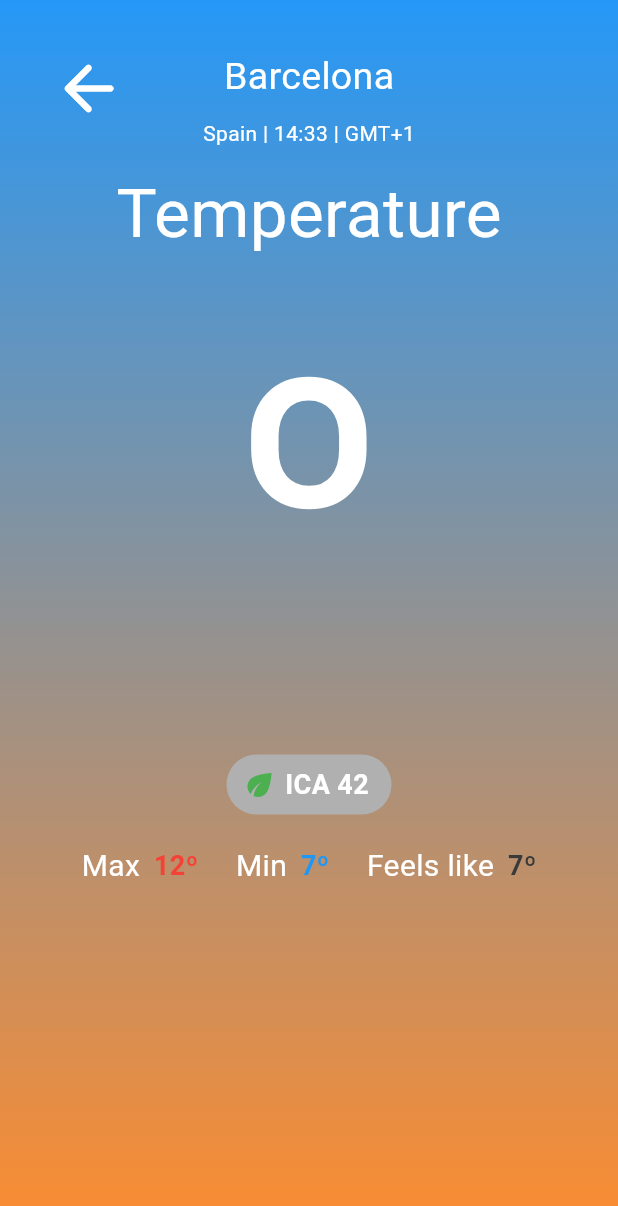
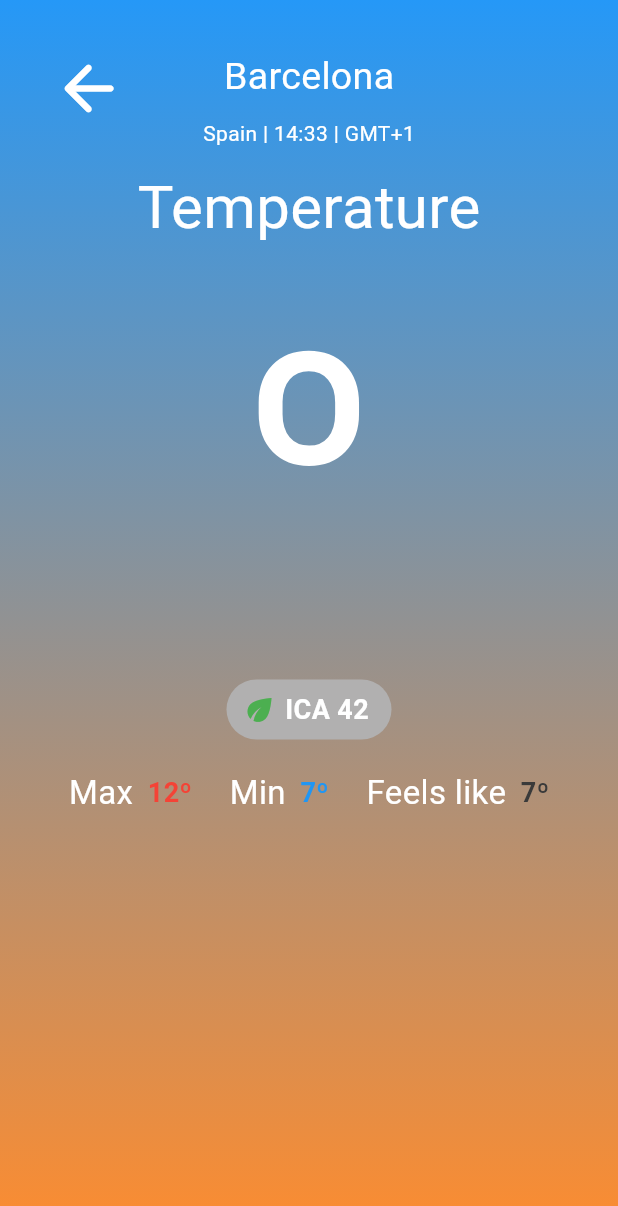
Before and after one commit to Joeltecke25/Weather_App_Viktoria_Games, a Flutter app: the TempScreen screen opened directly with empty values, on a phone screen of 412 x 824 dp. Shown: the top 1206 px of the screen. Run offline on Flutter 3.47's test engine with Material 3 defaults, Android fonts, the phone set to English and light mode, and no system bars; network calls fail.

```diff
--- a/weather_application/weather_application/lib/screens/temperature_screen.dart
+++ b/weather_application/weather_application/lib/screens/temperature_screen.dart
@@ -14,13 +14,13 @@ class TempScreen extends StatelessWidget {
   Widget build(BuildContext context) {
     const TextStyle temperatureTextStyle = TextStyle(
       color: Colors.white,
-      fontSize: 45,
+      fontSize: 40,
       decoration: TextDecoration.none,
     );
 
     const TextStyle numberTextStyle = TextStyle(
       color: Colors.white,
-      fontSize: 230,
+      fontSize: 200,
       decoration: TextDecoration.none,
     );
 
--- a/weather_application/weather_application/lib/widgets/temperature_info.dart
+++ b/weather_application/weather_application/lib/widgets/temperature_info.dart
@@ -16,7 +16,7 @@ class InfoRow extends StatelessWidget {
           label,
           style: TextStyle(
             color: labelColor,
-            fontSize: 20
+            fontSize: 22
           ),
         ),
         const SizedBox(width: 4),
```
Also changed, not shown: weather_application/weather_application/lib/widgets/prediction_widget.dart (added).
